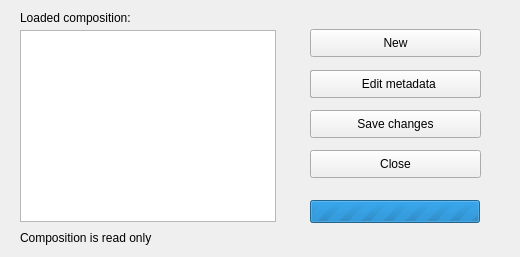
Old version of the form dlg_currentComposition.ui in the repository LESPROJEKT/qgis-layman-plugin.
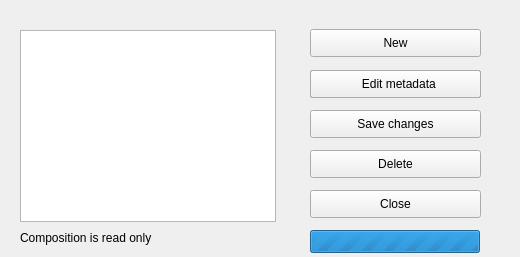
New version of the form.

What changed in the file:
```diff
--- a/dlg_currentComposition.ui
+++ b/dlg_currentComposition.ui
@@ -51,37 +51,11 @@
     </rect>
    </property>
   </widget>
-  <widget class="QLabel" name="label">
-   <property name="geometry">
-    <rect>
-     <x>20</x>
-     <y>10</y>
-     <width>121</width>
-     <height>16</height>
-    </rect>
-   </property>
-   <property name="text">
-    <string>Loaded composition:</string>
-   </property>
-  </widget>
-  <widget class="QLabel" name="label_loadedComposition">
-   <property name="geometry">
-    <rect>
-     <x>140</x>
-     <y>10</y>
-     <width>321</width>
-     <height>16</height>
-    </rect>
-   </property>
-   <property name="text">
-    <string/>
-   </property>
-  </widget>
   <widget class="QPushButton" name="pushButton_close2">
    <property name="geometry">
     <rect>
      <x>310</x>
-     <y>150</y>
+     <y>190</y>
      <width>171</width>
      <height>28</height>
     </rect>
@@ -149,7 +123,7 @@
    <property name="geometry">
     <rect>
      <x>310</x>
-     <y>200</y>
+     <y>230</y>
      <width>170</width>
      <height>23</height>
     </rect>
@@ -161,6 +135,32 @@
     <number>0</number>
    </property>
   </widget>
+  <widget class="QLabel" name="label_info">
+   <property name="geometry">
+    <rect>
+     <x>20</x>
+     <y>10</y>
+     <width>481</width>
+     <height>16</height>
+    </rect>
+   </property>
+   <property name="textFormat">
+    <enum>Qt::AutoText</enum>
+   </property>
+  </widget>
+  <widget class="QPushButton" name="pushButton_delete">
+   <property name="geometry">
+    <rect>
+     <x>310</x>
+     <y>150</y>
+     <width>171</width>
+     <height>28</height>
+    </rect>
+   </property>
+   <property name="text">
+    <string>Delete</string>
+   </property>
+  </widget>
  </widget>
  <resources/>
  <connections/>
```
